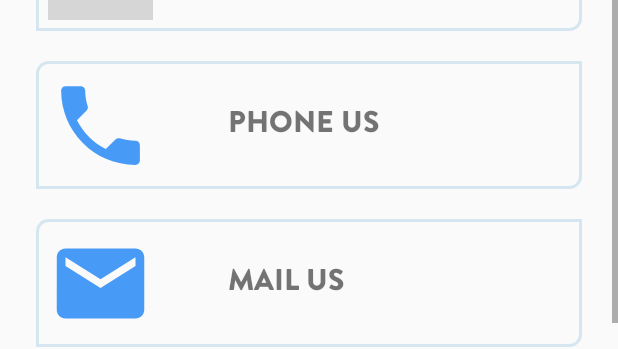
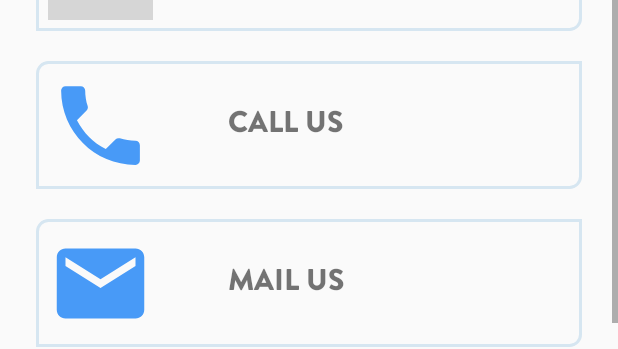
Before and after one commit to tommercoder/CountryZespolowy, an Android app: the layout mainmenu_act.xml on its own in the app's theme, with its tools: preview values and no code run, on a phone screen of 412 x 824 dp. Shown: the part 865-1214 px from the top of the screen. Run offline under Robolectric (Android 15) with nearby library versions, the phone set to English and light mode, and no system bars; plain views replace CompactCalendarView; grey boxes are pictures that could not be loaded.

Commit message:
calendar done

```diff
--- a/app/src/main/res/layout/mainmenu_act.xml
+++ b/app/src/main/res/layout/mainmenu_act.xml
@@ -62,8 +62,8 @@
             android:paddingLeft="20dp"
             android:paddingRight="20dp"
             app:compactCalendarBackgroundColor="#00648DCC"
-            app:compactCalendarCurrentDayBackgroundColor="#A83F51B5"
-            app:compactCalendarCurrentSelectedDayBackgroundColor="#A94CAF50"
+            app:compactCalendarCurrentDayBackgroundColor="#ABFF3C2E"
+            app:compactCalendarCurrentSelectedDayBackgroundColor="#E4FFC107"
             app:compactCalendarMultiEventIndicatorColor="#00BCD4"
             app:compactCalendarTargetHeight="250dp"
             app:compactCalendarTextColor="#3F51B5"
@@ -232,7 +232,7 @@
                         android:layout_marginBottom="19dp"
                         android:fontFamily="@font/bgb"
                         android:padding="8dp"
-                        android:text="Phone us"
+                        android:text="Call us"
                         android:textAllCaps="true"
                         android:textSize="20sp"
                         app:layout_constraintStart_toStartOf="parent"
```
Also changed, not shown: app/src/main/java/com/example/country/mainmenu.java (+9 -2 lines), 253 other files.
